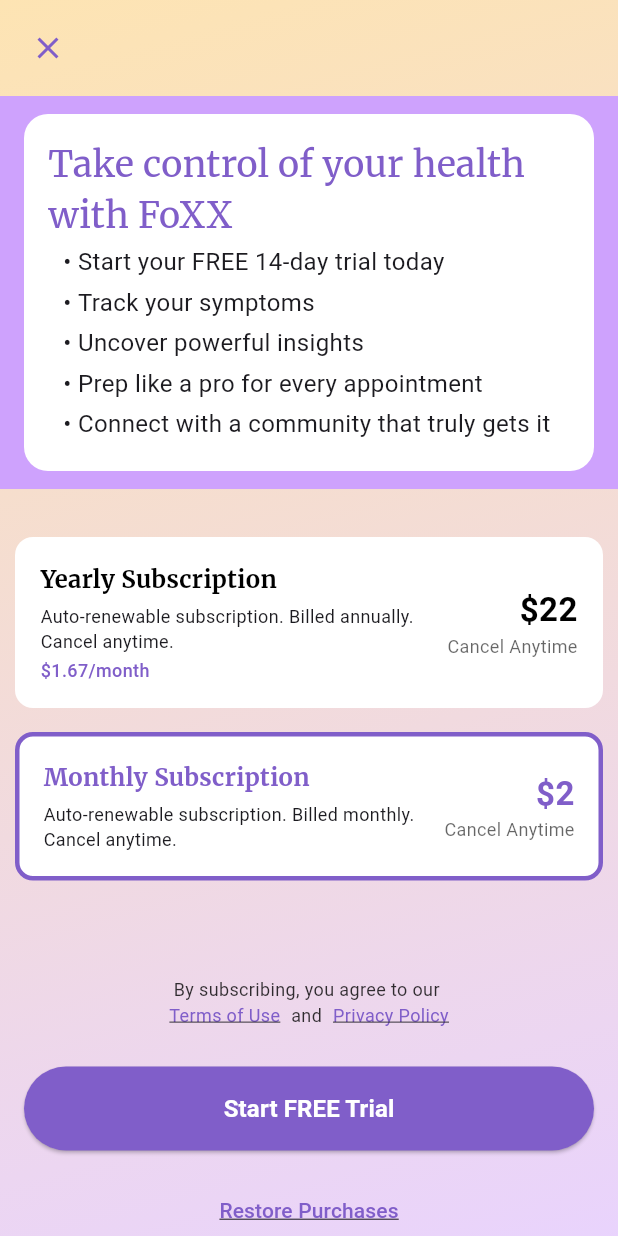
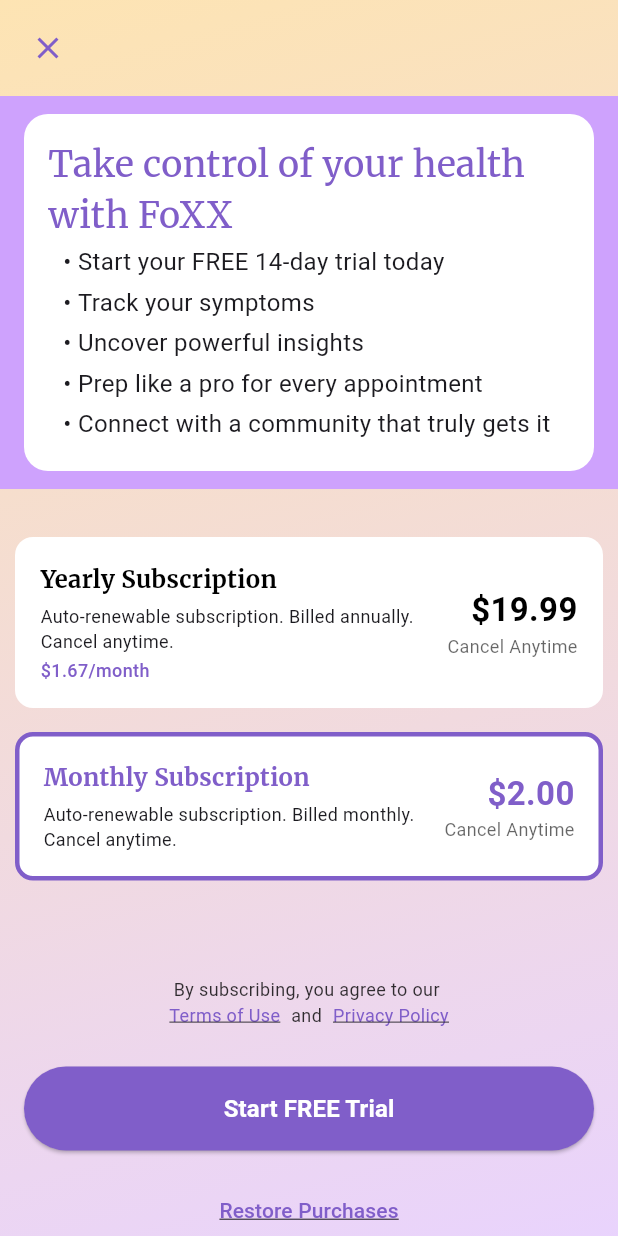
Before and after one commit to cazfoxx/foxx-health-mobile, a Flutter app: the PremiumOverlay screen opened directly, on a phone screen of 412 x 824 dp. Run offline on Flutter 3.47's test engine with Material 3 defaults, Android fonts, the phone set to English and light mode, and no system bars; our stand-ins replace app_links, awesome_snackbar_content, calendar_date_picker2, dio, equatable, firebase_analytics and 14 more; missing offline and left inert: liquid_glass_renderer; accounts and stored records are empty; Roboto replaces fonts that are missing (Opensans).

Commit message:
build for android

```diff
--- a/lib/features/presentation/screens/premiumScreen/premium_overlay.dart
+++ b/lib/features/presentation/screens/premiumScreen/premium_overlay.dart
@@ -47,8 +47,13 @@ class _PremiumOverlayState extends State<PremiumOverlay> {
   }
 
   Future<void> _initializeStore() async {
+    log('=== INITIALIZING IN-APP PURCHASE STORE ===');
+
     final bool available = await _inAppPurchase.isAvailable();
+    log('In-App Purchase Available: $available');
+
     if (!available) {
+      log('In-App Purchases are not available on this device');
       setState(() {
         _isAvailable = false;
       });
@@ -64,25 +69,59 @@ class _PremiumOverlayState extends State<PremiumOverlay> {
 
     // Restore previous purchases to check for existing subscriptions
     await _restorePurchases();
+
+    log('=== STORE INITIALIZATION COMPLETE ===');
   }
 
-  Future<void> _loadProductsWithRetry({int maxRetries = 3}) async {
+  Future<void> _refreshProducts() async {
+    log('Manually refreshing products...');
+    setState(() {
+      _isLoading = true;
+    });
+
+    await _loadProductsWithRetry();
+
+    setState(() {
+      _isLoading = false;
+    });
+
+    if (_products.isNotEmpty) {
+      ScaffoldMessenger.of(context).showSnackBar(
+        const SnackBar(
+          content: Text('Products refreshed successfully!'),
+          backgroundColor: Colors.green,
+        ),
+      );
+    } else {
+      ScaffoldMessenger.of(context).showSnackBar(
+        const SnackBar(
+          content: Text('Failed to load products. Using fallback prices.'),
+          backgroundColor: Colors.orange,
+        ),
+      );
+    }
+  }
+
+  Future<void> _loadProductsWithRetry({int maxRetries = 5}) async {
     for (int attempt = 1; attempt <= maxRetries; attempt++) {
       log('Loading products - attempt $attempt of $maxRetries');
       await _loadProducts();
 
       if (_products.isNotEmpty) {
         log('Products loaded successfully on attempt $attempt');
+        log('Loaded products: ${_products.map((p) => '${p.id}: ${p.currencySymbol}${p.rawPrice}').join(', ')}');
         return;
       }
 
       if (attempt < maxRetries) {
-        log('No products found, retrying in 2 seconds...');
-        await Future.delayed(const Duration(seconds: 2));
+        final delay = Duration(seconds: attempt * 2); // Exponential backoff
+        log('No products found, retrying in ${delay.inSeconds} seconds...');
+        await Future.delayed(delay);
       }
     }
 
     log('Failed to load products after $maxRetries attempts');
+    log('This means the app will use fallback prices until products are available');
   }
 
   Future<void> _loadProducts() async {
@@ -97,6 +136,19 @@ class _PremiumOverlayState extends State<PremiumOverlay> {
       log('- Found products: ${response.productDetails.length}');
       log('- Not found IDs: ${response.notFoundIDs}');
       log('- Error: ${response.error}');
+
+      // Log detailed information about each product found
+      for (final product in response.productDetails) {
+        log('=== PRODUCT DETAILS FROM APP STORE CONNECT ===');
+        log('Product ID: ${product.id}');
+        log('Product Title: ${product.title}');
+        log('Product Description: ${product.description}');
+        log('Raw Price (exact): ${product.rawPrice}');
+        log('Currency Code: ${product.currencyCode}');
+        log('Currency Symbol: ${product.currencySymbol}');
+        log('Formatted Price: ${product.currencySymbol}${product.rawPrice.toStringAsFixed(2)}');
+        log('=== END PRODUCT DETAILS ===');
+      }
 
       if (response.notFoundIDs.isNotEmpty) {
         log('Products not found: ${response.notFoundIDs}');
@@ -116,6 +168,11 @@ class _PremiumOverlayState extends State<PremiumOverlay> {
         log('3. Testing on simulator (use real device for testing)');
         log('4. Incomplete tax/banking information in developer account');
         log('5. Bundle ID mismatch between app and App Store Connect');
+        log('6. Network connectivity issues');
+        log('7. App Store servers are temporarily unavailable');
+        log('8. Products are not in "Ready to Submit" or "Approved" status');
+        log('9. Missing App Store Connect agreement acceptance');
+        log('10. Testing with wrong Apple ID (need sandbox account)');
       }
 
       setState(() {
@@ -124,6 +181,12 @@ class _PremiumOverlayState extends State<PremiumOverlay> {
     } catch (e) {
       log('Error loading products: $e');
       log('This could indicate a network issue or App Store Connect configuration problem');
+      log('Error type: ${e.runtimeType}');
+      if (e.toString().contains('timeout')) {
+        log('This appears to be a timeout error - try again later');
+      } else if (e.toString().contains('network')) {
+        log('This appears to be a network error - check internet connection');
+      }
     }
   }
 
@@ -245,10 +308,18 @@ class _PremiumOverlayState extends State<PremiumOverlay> {
   String _getProductPrice(String productId) {
     try {
       final product = _products.firstWhere((p) => p.id == productId);
-      return product.currencySymbol + product.rawPrice.toString();
+      // Debug logging to help identify currency issues
+      log('Product: $productId');
+      log('Raw Price: ${product.rawPrice}');
+      log('Currency Code: ${product.currencyCode}');
+      log('Currency Symbol: ${product.currencySymbol}');
+      log('Formatted Price: ${product.currencySymbol}${product.rawPrice.toStringAsFixed(2)}');
+
+      return product.currencySymbol + product.rawPrice.toStringAsFixed(2);
     } catch (e) {
-      // Fallback prices if products are not loaded
-      return productId == yearlyProductId ? '\$22' : '\$2';
+      // Fallback prices if products are not loaded - MUST match App Store Connect configuration
+      log('Using fallback price for $productId');
+      return productId == yearlyProductId ? '\$19.99' : '\$2.00';
     }
   }
 
@@ -276,8 +347,8 @@ class _PremiumOverlayState extends State<PremiumOverlay> {
         return '';
       }
     } catch (e) {
-      // Fallback prices if products are not loaded
-      return productId == yearlyProductId ? '\$1.67/month' : '';
+      // Fallback prices if products are not loaded - MUST match App Store Connect
+      return productId == yearlyProductId ? '\$1.67/month' : ''; // $19.99/12 = $1.67
     }
   }
 
@@ -616,12 +687,13 @@ class _PremiumOverlayState extends State<PremiumOverlay> {
 
                 _buildTrialButton(),
                 _buildRestoreButton(),
-                // if (_products.isEmpty) _buildRefreshButton(),
+                if (_products.isEmpty) _buildRefreshButton(),
+                _buildPriceSourceIndicator(),
                 const SizedBox(height: 10),
                 const Padding(
                   padding: EdgeInsets.only(left: 32.0),
                   child: Text(
-                      'Once your free trial ends, your subscription renews automatically at \$2/month',
+                      'Once your free trial ends, your subscription renews automatically at the selected plan price',
                       style: TextStyle(color: AppColors.gray700, fontSize: 16)),
                 )
               ],
@@ -857,4 +929,59 @@ class _PremiumOverlayState extends State<PremiumOverlay> {
     );
   }
 
+  Widget _buildRefreshButton() {
+    return Container(
+      padding: const EdgeInsets.symmetric(horizontal: 16),
+      margin: const EdgeInsets.only(bottom: 16),
+      width: double.infinity,
+      child: ElevatedButton(
+        onPressed: _isLoading ? null : _refreshProducts,
+        style: ElevatedButton.styleFrom(
+          backgroundColor: Colors.orange,
+          shape: RoundedRectangleBorder(
+            borderRadius: BorderRadius.circular(25),
+          ),
+        ),
+        child: _isLoading
+            ? const CircularProgressIndicator(color: Colors.white)
+            : const Text(
+                'Refresh Products',
+                style: TextStyle(
+                  color: Colors.white,
+                  fontSize: 14,
+                  fontWeight: FontWeight.w600,
+                ),
+              ),
+      ),
+    );
+  }
+
+  Widget _buildPriceSourceIndicator() {
+    return Container(
+      padding: const EdgeInsets.symmetric(horizontal: 16, vertical: 8),
+      margin: const EdgeInsets.only(bottom: 16),
+      child: Row(
+        mainAxisAlignment: MainAxisAlignment.center,
+        children: [
+          Icon(
+            _products.isNotEmpty ? Icons.check_circle : Icons.warning,
+            color: _products.isNotEmpty ? Colors.green : Colors.orange,
+            size: 16,
+          ),
+          const SizedBox(width: 8),
+          Text(
+            _products.isNotEmpty
+                ? 'Prices loaded from App Store Connect'
+                : 'Using fallback prices - tap Refresh Products',
+            style: TextStyle(
+              color: _products.isNotEmpty ? Colors.green : Colors.orange,
+              fontSize: 12,
+              fontWeight: FontWeight.w500,
+            ),
+          ),
+        ],
+      ),
+    );
+  }
+
 }
```
Also changed, not shown: 5 other files.
